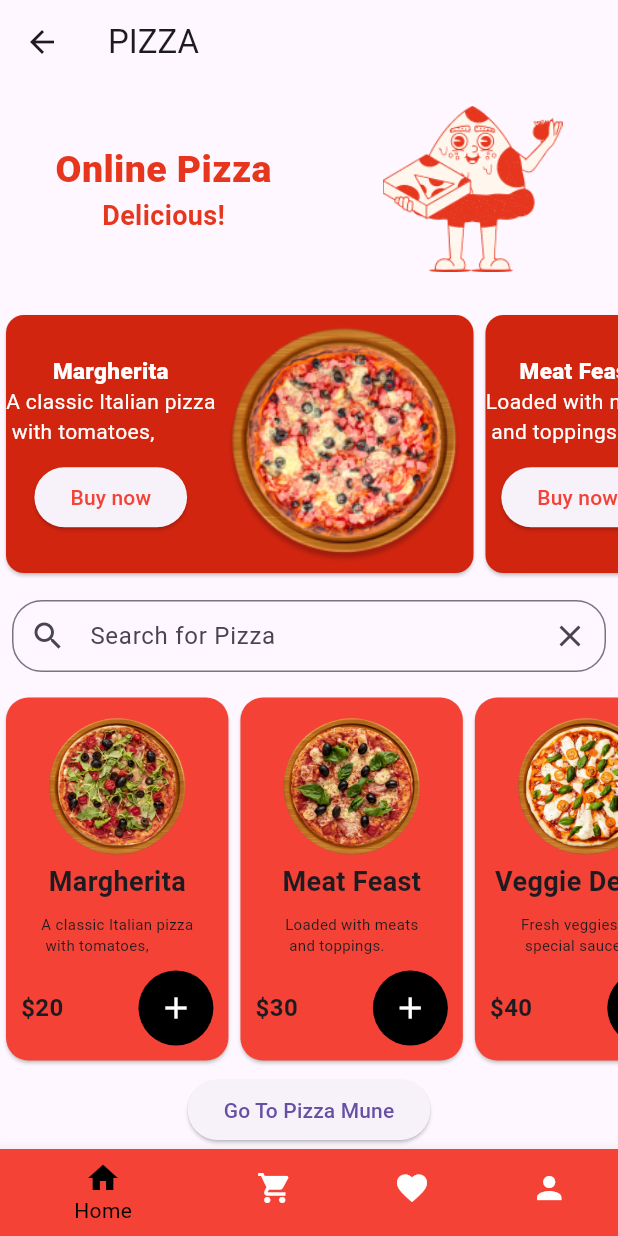
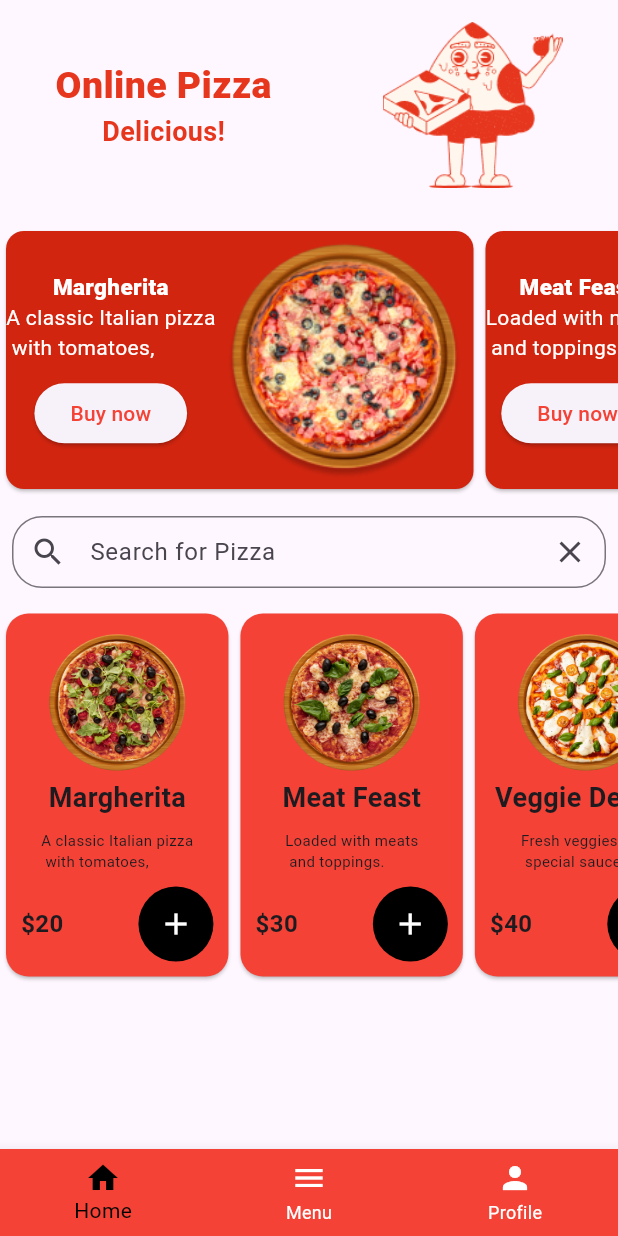
Before and after one commit to U-Apps/pizza-App, a Flutter app: the Home screen opened by its route, on a phone screen of 412 x 824 dp. Run offline on Flutter 3.47's test engine with Material 3 defaults, Android fonts, the phone set to English and light mode, and no system bars; our stand-ins replace animated_splash_screen.

Commit message:
Add BottomNavigationBar across Home, Menu, and Profile screens

```diff
--- a/pizza_app/lib/home.dart
+++ b/pizza_app/lib/home.dart
@@ -1,8 +1,9 @@
 import 'package:flutter/material.dart';
-import 'package:pizza_app/models/pizza.dart';
-import 'pizza_menu.dart'; // تأكد من إضافة هذا الاستيراد
+import 'package:pizza_app/Profile.dart';
+import 'pizza_menu.dart';
 import 'package:pizza_app/component/PizzaShows.dart';
 import 'package:pizza_app/component/PizzaCards.dart';
+import 'models/pizza.dart';
 
 class Home extends StatefulWidget {
   const Home({super.key});
@@ -14,12 +15,53 @@ class Home extends StatefulWidget {
 class _HomeState extends State<Home> {
   int _selectedIndex = 0;
 
+  // الشاشات الثلاث
+  final List<Widget> _screens = [
+    HomeScreen(),
+    PizzaMenu(),
+    AccountPage(),
+  ];
+
   void _onItemTapped(int index) {
     setState(() {
       _selectedIndex = index;
     });
   }
-  List<Pizza> listOfPizza = [
+
+  @override
+  Widget build(BuildContext context) {
+    return Scaffold(
+      body: IndexedStack(
+        index: _selectedIndex,
+        children: _screens,
+      ),
+      bottomNavigationBar: BottomNavigationBar(
+        backgroundColor: Colors.red,
+        items: const <BottomNavigationBarItem>[
+          BottomNavigationBarItem(
+            icon: Icon(Icons.home),
+            label: 'Home',
+          ),
+          BottomNavigationBarItem(
+            icon: Icon(Icons.menu),
+            label: 'Menu',
+          ),
+          BottomNavigationBarItem(
+            icon: Icon(Icons.person),
+            label: 'Profile',
+          ),
+        ],
+        currentIndex: _selectedIndex,
+        selectedItemColor: Colors.black,
+        unselectedItemColor: Colors.white,
+        onTap: _onItemTapped,
+      ),
+    );
+  }
+}
+
+class HomeScreen extends StatelessWidget {
+  final List<Pizza> listOfPizza = [
     Pizza(
         name: 'Margherita',
         des: 'A classic Italian pizza\n with tomatoes,',
@@ -42,22 +84,17 @@ class _HomeState extends State<Home> {
         price: '\$50'),
   ];
 
-
   @override
   Widget build(BuildContext context) {
-    return Scaffold(
-      appBar: AppBar(
-        title: Text('PIZZA'),
-      ),
-      body: SingleChildScrollView(
+    return SingleChildScrollView(
       child: Column(
         children: <Widget>[
-            SizedBox(height: 10),
+          const SizedBox(height: 10),
           Row(
             mainAxisAlignment: MainAxisAlignment.spaceAround,
             children: <Widget>[
               Column(
-                  children: <Widget>[
+                children: const <Widget>[
                   Text(
                     'Online Pizza',
                     style: TextStyle(
@@ -81,91 +118,54 @@ class _HomeState extends State<Home> {
               ),
             ],
           ),
-            SizedBox(height: 20),
+          const SizedBox(height: 20),
           Container(
             height: 180,
             child: ListView.builder(
               scrollDirection: Axis.horizontal,
               itemCount: 3,
               itemBuilder: (context, index) {
-                  return Pizzashows(Tital:listOfPizza[index].name,des: listOfPizza[index].des,imgName: 1,);
+                return Pizzashows(
+                  Tital: listOfPizza[index].name,
+                  des: listOfPizza[index].des,
+                  imgName: 1,
+                );
               },
             ),
           ),
-            SizedBox(height: 6),
+          const SizedBox(height: 6),
           Padding(
             padding: const EdgeInsets.all(8.0),
             child: TextField(
               decoration: InputDecoration(
-                  contentPadding: EdgeInsets.all(5),
+                contentPadding: const EdgeInsets.all(5),
                 hintText: 'Search for Pizza',
-                  prefixIcon: Icon(Icons.search),
-                  suffixIcon: Icon(Icons.clear),
+                prefixIcon: const Icon(Icons.search),
+                suffixIcon: const Icon(Icons.clear),
                 border: OutlineInputBorder(
                   borderRadius: BorderRadius.circular(20),
                 ),
               ),
             ),
           ),
-            SizedBox(height: 5),
+          const SizedBox(height: 5),
           Container(
             height: 250,
             child: ListView.builder(
               scrollDirection: Axis.horizontal,
               itemCount: listOfPizza.length,
               itemBuilder: (context, index) {
-                  return Pizzacards(tital: listOfPizza[index].name,des: listOfPizza[index].des,imgNum: listOfPizza[index].numImg,price: listOfPizza[index].price,);
+                return Pizzacards(
+                  tital: listOfPizza[index].name,
+                  des: listOfPizza[index].des,
+                  imgNum: listOfPizza[index].numImg,
+                  price: listOfPizza[index].price,
+                );
               },
             ),
           ),
-            SizedBox(height: 5),
-            ElevatedButton(
-              onPressed: () {
-                Navigator.push(
-                  context,
-                  MaterialPageRoute(builder: (context) => PizzaMenu()),
-                );
-              },
-              child: Text('Go To Pizza Mune'),
-            ),
+          const SizedBox(height: 5),
         ],
-        ),
-      ),
-      bottomNavigationBar: BottomNavigationBar(
-
-        backgroundColor: Colors.red,
-
-        items: const <BottomNavigationBarItem>[
-          BottomNavigationBarItem(
-            icon: Icon(Icons.home),
-            label: 'Home',
-            backgroundColor: Colors.red,
-
-          ),
-          BottomNavigationBarItem(
-            icon: Icon(Icons.shopping_cart),
-            label: 'Cart',
-            backgroundColor: Colors.red,
-          ),
-          BottomNavigationBarItem(
-            icon: Icon(Icons.favorite),
-            label: 'Favorites',
-            backgroundColor: Colors.red,
-          ),
-          BottomNavigationBarItem(
-            icon: Icon(Icons.person),
-            label: 'Profile',
-            backgroundColor: Colors.red,
-          ),
-
-        ],
-
-        currentIndex: _selectedIndex,
-        selectedItemColor: Colors.black,
-        unselectedItemColor: Colors.white,
-        unselectedLabelStyle: TextStyle(color: Colors.white),
-        onTap: _onItemTapped,
-
       ),
     );
   }
--- a/pizza_app/lib/main.dart
+++ b/pizza_app/lib/main.dart
@@ -17,7 +17,7 @@ void main() {
         'welcome': (context) => Welcome(),
         'home': (context) => Home(),
         'login': (context) => Loginscreen(),
-        'forget':(context)=>ForgetPassWordScreen()
+        'forget': (context) => ForgetPassWordScreen()
       },
       debugShowCheckedModeBanner: false,
       home: Scaffold(
```
Also changed, not shown: pizza_app/lib/forget.dart (+5 -2 lines), pizza_app/pubspec.lock. Lines whose indentation alone changed are shown as unchanged.
